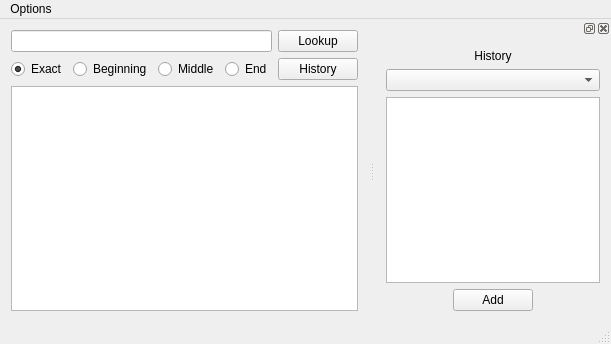
First picture: the form in mainwindow.ui, repository kroenecker/japanified, before the edit.
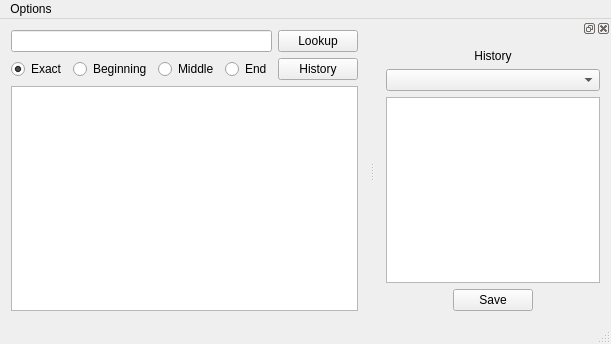
Second picture: the form after the edit.

Patch:
```diff
--- a/mainwindow.ui
+++ b/mainwindow.ui
@@ -144,7 +144,7 @@
        <item>
         <widget class="QPushButton" name="addHistoryPushButton">
          <property name="text">
-          <string>Add</string>
+          <string>Save</string>
          </property>
         </widget>
        </item>
```
Left out of the diff: 27 changed lines with no effect on the pictures.
